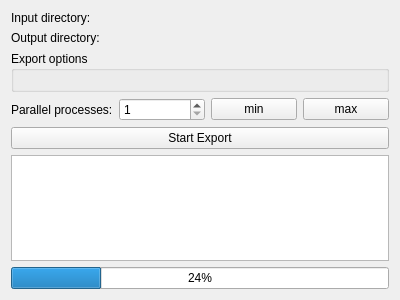
First picture: the form in ValveBatchExport/Resources/UI/ValveBatchExport.ui, repository SlicerHeart/SlicerHeart, before the edit.
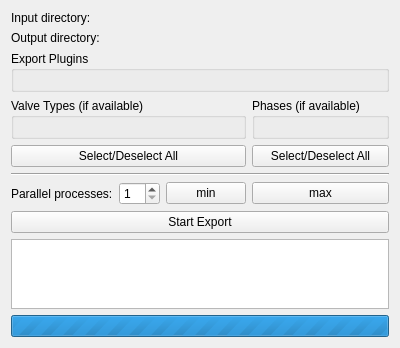
Second picture: the form after the edit. Custom widgets are drawn as their Qt base class.

Commit message:
ENH: added support for exporting specific valve types only
- this can come in handy if an mrb is hosting multiple valve types
  but we are only interested in one

What changed in the file:
```diff
--- a/ValveBatchExport/Resources/UI/ValveBatchExport.ui
+++ b/ValveBatchExport/Resources/UI/ValveBatchExport.ui
@@ -14,7 +14,7 @@
    <string>Form</string>
   </property>
   <layout class="QGridLayout" name="gridLayout_2">
-   <item row="4" column="0" colspan="4">
+   <item row="9" column="0" colspan="4">
     <widget class="QPushButton" name="exportButton">
      <property name="toolTip">
       <string>Iterate through all the scene files in the input directory and write results to the output directory</string>
@@ -24,6 +24,22 @@
      </property>
     </widget>
    </item>
+   <item row="11" column="0" colspan="4">
+    <widget class="QProgressBar" name="progressbar">
+     <property name="maximum">
+      <number>0</number>
+     </property>
+     <property name="value">
+      <number>0</number>
+     </property>
+     <property name="textVisible">
+      <bool>true</bool>
+     </property>
+     <property name="format">
+      <string>%p / %m</string>
+     </property>
+    </widget>
+   </item>
    <item row="1" column="0">
     <widget class="QLabel" name="label_2">
      <property name="text">
@@ -31,7 +47,7 @@
      </property>
     </widget>
    </item>
-   <item row="3" column="1">
+   <item row="7" column="1">
     <widget class="QSpinBox" name="parallelProcessesSpinBox">
      <property name="minimum">
       <number>1</number>
@@ -51,7 +67,7 @@
      </property>
     </widget>
    </item>
-   <item row="3" column="3">
+   <item row="7" column="3">
     <widget class="QPushButton" name="maxProcessesButton">
      <property name="toolTip">
       <string>Maximum number of processes</string>
@@ -61,14 +77,25 @@
      </property>
     </widget>
    </item>
-   <item row="3" column="0">
+   <item row="2" column="0" colspan="4">
+    <widget class="ctkCollapsibleGroupBox" name="exportOptionsFrame">
+     <property name="title">
+      <string>Export Plugins</string>
+     </property>
+     <layout class="QFormLayout" name="formLayout_2"/>
+    </widget>
+   </item>
+   <item row="7" column="0">
     <widget class="QLabel" name="label_3">
      <property name="text">
       <string>Parallel processes:</string>
      </property>
     </widget>
    </item>
-   <item row="3" column="2">
+   <item row="10" column="0" colspan="4">
+    <widget class="QPlainTextEdit" name="statusLabel"/>
+   </item>
+   <item row="7" column="2">
     <widget class="QPushButton" name="minProcessesButton">
      <property name="toolTip">
       <string>Minimum number of processes</string>
@@ -98,27 +125,80 @@
      </property>
     </widget>
    </item>
+   <item row="4" column="3">
+    <widget class="QGroupBox" name="phaseSelectionWidget">
+     <property name="minimumSize">
+      <size>
+       <width>0</width>
+       <height>0</height>
+      </size>
+     </property>
+     <property name="title">
+      <string>Phases (if available)</string>
+     </property>
+     <layout class="QGridLayout" name="gridLayout_3">
+      <property name="leftMargin">
+       <number>0</number>
+      </property>
+      <property name="topMargin">
+       <number>0</number>
+      </property>
+      <property name="rightMargin">
+       <number>0</number>
+      </property>
+      <property name="bottomMargin">
+       <number>12</number>
+      </property>
+      <property name="spacing">
+       <number>0</number>
+      </property>
+     </layout>
+    </widget>
+   </item>
    <item row="6" column="0" colspan="4">
-    <widget class="QProgressBar" name="progressbar">
-     <property name="value">
-      <number>24</number>
+    <widget class="Line" name="line">
+     <property name="minimumSize">
+      <size>
+       <width>0</width>
+       <height>0</height>
+      </size>
+     </property>
+     <property name="orientation">
+      <enum>Qt::Horizontal</enum>
      </property>
     </widget>
    </item>
-   <item row="5" column="0" colspan="4">
-    <widget class="QPlainTextEdit" name="statusLabel"/>
-   </item>
-   <item row="2" column="0" colspan="4">
-    <widget class="QGroupBox" name="exportOptionsFrame">
+   <item row="4" column="0" colspan="3">
+    <widget class="QGroupBox" name="valveTypeSelectionWidget">
      <property name="title">
-      <string>Export options</string>
+      <string>Valve Types (if available)</string>
      </property>
-     <layout class="QFormLayout" name="formLayout_2"/>
+     <layout class="QGridLayout" name="gridLayout_4"/>
+    </widget>
+   </item>
+   <item row="5" column="0" colspan="3">
+    <widget class="QPushButton" name="valveTypeSelectionButton">
+     <property name="text">
+      <string>Select/Deselect All</string>
+     </property>
+    </widget>
+   </item>
+   <item row="5" column="3">
+    <widget class="QPushButton" name="phaseSelectionButton">
+     <property name="text">
+      <string>Select/Deselect All</string>
+     </property>
     </widget>
    </item>
   </layout>
  </widget>
  <customwidgets>
+  <customwidget>
+   <class>ctkCollapsibleGroupBox</class>
+   <extends>QGroupBox</extends>
+   <header>ctkCollapsibleGroupBox.h</header>
+   <container>1</container>
+  </customwidget>
   <customwidget>
    <class>ctkPathLineEdit</class>
    <extends>QWidget</extends>
```
The commit also changes 2 other files.
